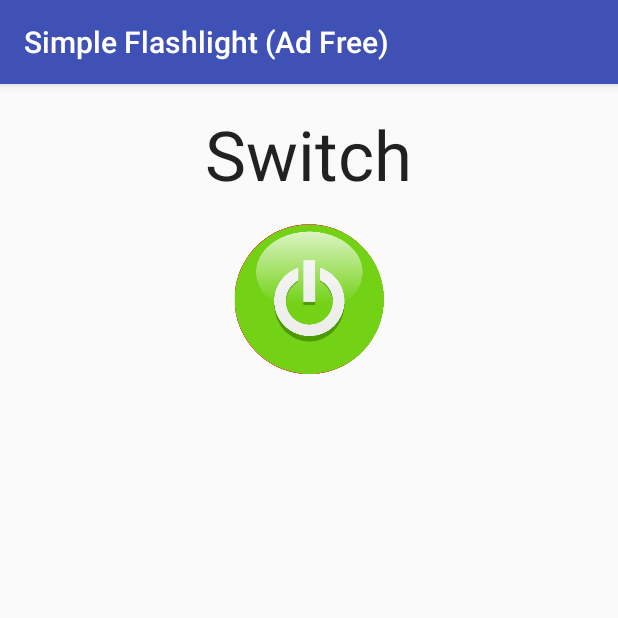
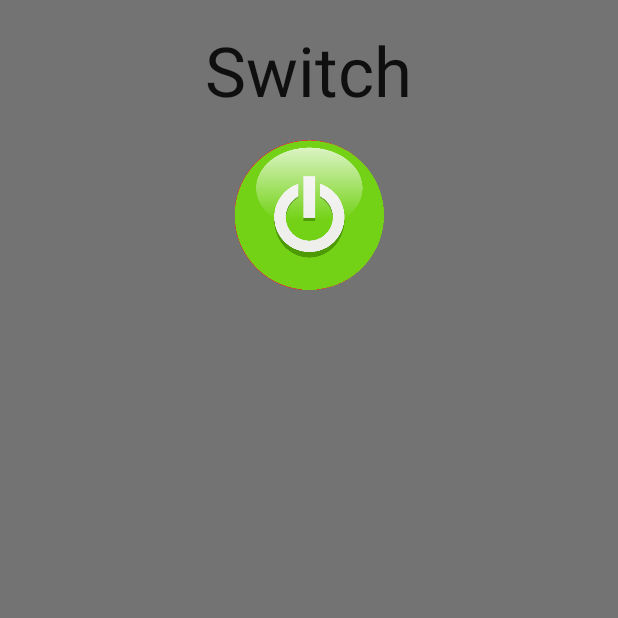
Before and after one commit to dmytroKarataiev/MorseFlashlight, an Android app: the screen it shows after launch (MainActivity), on a phone screen of 412 x 824 dp, the top half of it. Run offline under Robolectric (Android 15) with nearby library versions, the phone set to English and light mode, and no system bars.

Commit message:
design: icon size increase, background change

```diff
--- a/app/build.gradle
+++ b/app/build.gradle
@@ -8,8 +8,8 @@ android {
         applicationId "com.adkdevelopment.simpleflashlightadfree"
         minSdkVersion 16
         targetSdkVersion 22
-        versionCode 2
-        versionName "1.01"
+        versionCode 3
+        versionName "1.1"
     }
     buildTypes {
         release {
--- a/app/src/main/res/layout/activity_main.xml
+++ b/app/src/main/res/layout/activity_main.xml
@@ -4,6 +4,7 @@
     android:layout_width="match_parent"
     android:layout_height="match_parent"
     android:gravity="center_horizontal"
+    android:background="@color/colorBackground"
     android:orientation="vertical"
     android:paddingBottom="@dimen/activity_vertical_margin"
     android:paddingLeft="@dimen/activity_horizontal_margin"
--- a/app/src/main/res/values/colors.xml
+++ b/app/src/main/res/values/colors.xml
@@ -2,5 +2,6 @@
 <resources>
     <color name="colorPrimary">#3F51B5</color>
     <color name="colorPrimaryDark">#303F9F</color>
+    <color name="colorBackground">#737373</color>
     <color name="colorAccent">#FF4081</color>
 </resources>
--- a/app/src/main/res/values/strings.xml
+++ b/app/src/main/res/values/strings.xml
@@ -1,5 +1,5 @@
 <resources>
-    <string name="app_name">Simple Flashlight (Ad Free)</string>
+    <string name="app_name">Simple Flashlight</string>
     <string name="flashlight_switch">Toggle</string>
     <string name="flashlight_status">Switch</string>
 </resources>
--- a/app/src/main/res/values/styles.xml
+++ b/app/src/main/res/values/styles.xml
@@ -1,7 +1,7 @@
 <resources>
 
     <!-- Base application theme. -->
-    <style name="AppTheme" parent="Theme.AppCompat.Light.DarkActionBar">
+    <style name="AppTheme" parent="Theme.AppCompat.Light.NoActionBar">
         <!-- Customize your theme here. -->
         <item name="colorPrimary">@color/colorPrimary</item>
         <item name="colorPrimaryDark">@color/colorPrimaryDark</item>
```
Also changed, not shown: app/src/main/ic_launcher-web.png, app/src/main/res/mipmap-hdpi/ic_launcher.png, app/src/main/res/mipmap-mdpi/ic_launcher.png, app/src/main/res/mipmap-xhdpi/ic_launcher.png, app/src/main/res/mipmap-xxhdpi/ic_launcher.png, app/src/main/res/mipmap-xxxhdpi/ic_launcher.png.
